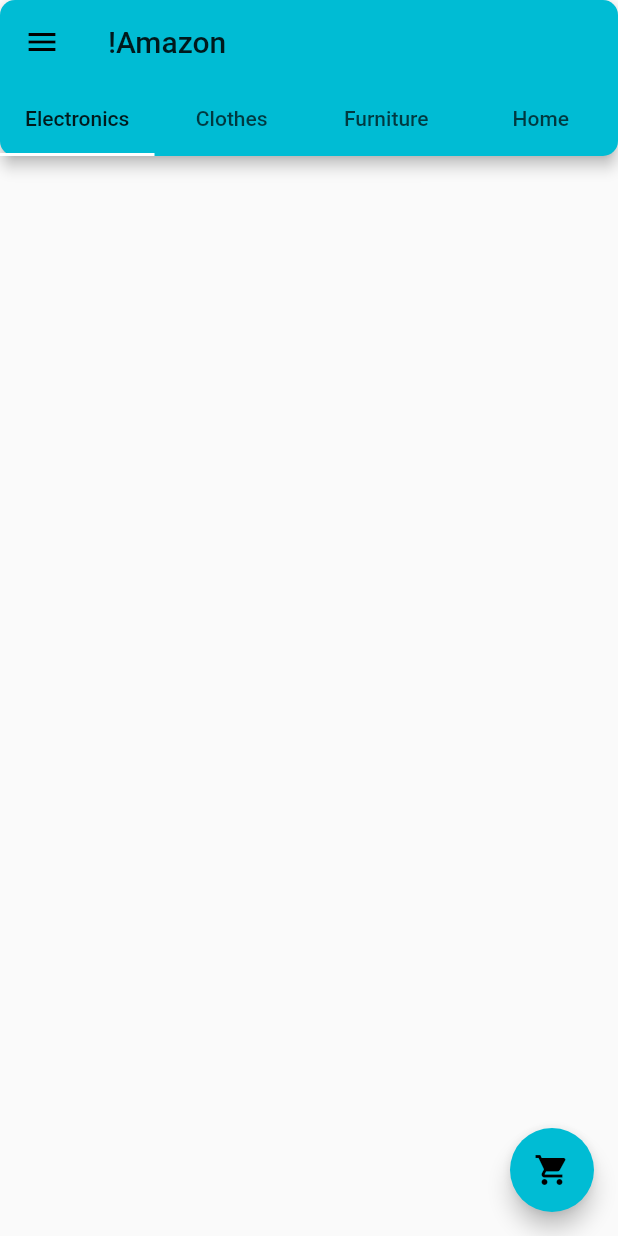
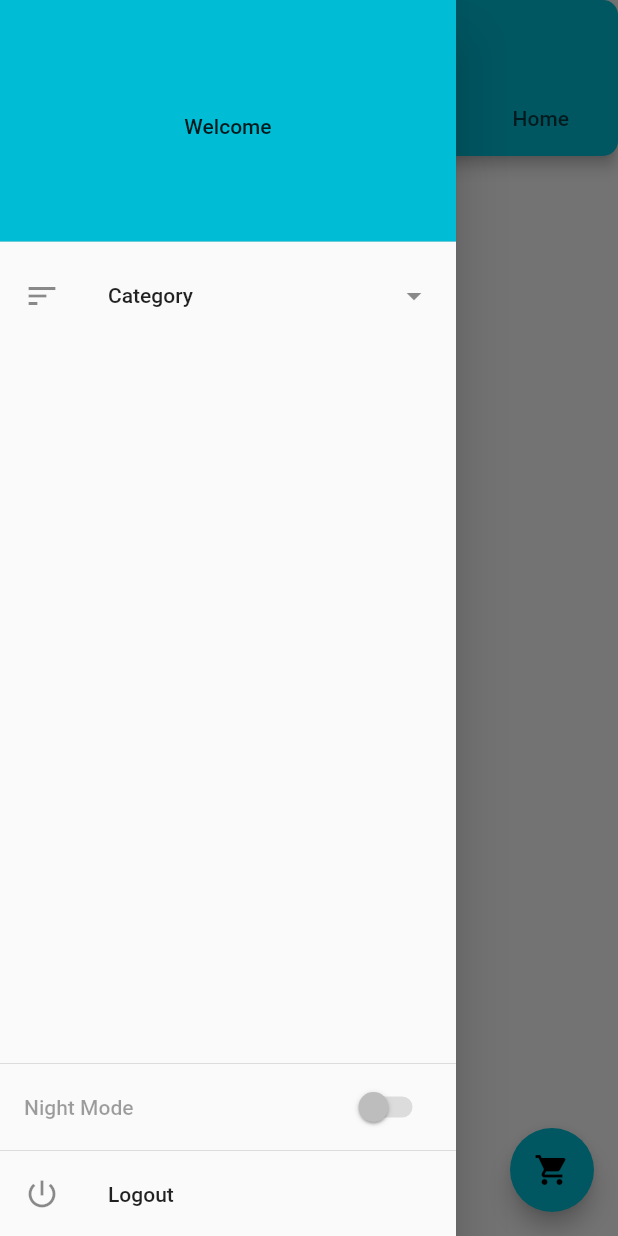
Before and after one commit to maddyb99/-Amazon, a Flutter app: the Categories screen opened directly, in the side drawer, after a tap on the "menu" icon, on a phone screen of 412 x 824 dp. Run offline on Flutter 3.47's test engine with Material 2 defaults, Android fonts, the phone set to English and light mode, and no system bars; our stand-ins replace cached_network_image, cloud_firestore, firebase_auth, google_sign_in; accounts and stored records are empty.

Commit message:
signup and universal appdrawer working logout still not working

```diff
--- a/lib/Drawer.dart
+++ b/lib/Drawer.dart
@@ -2,13 +2,76 @@ import 'package:firebase_auth/firebase_auth.dart';
 import 'package:flutter/material.dart';
 
 class DrawDrawer extends StatelessWidget {
-  DrawDrawer({this.user});
+  final FirebaseUser user;
 
-  FirebaseUser user;
+  DrawDrawer({Key key, this.user});
 
   @override
   Widget build(BuildContext context) {
+    return new DrawDrawerPage(user: user);
+  }
+}
+
+class DrawDrawerPage extends StatefulWidget {
+  DrawDrawerPage({Key key, this.user}) :super(key: key);
+
+  final FirebaseUser user;
+
+  @override
+  _DrawDrawerState createState() => new _DrawDrawerState();
+}
+
+class _DrawDrawerState extends State<DrawDrawerPage> {
+  @override
+  Widget build(BuildContext context) {
     return new Drawer(
+      child: Column(
+        children: <Widget>[
+          Expanded(
+            child: ListView(
+              children: <Widget>[
+                DrawerHeader(
+                  child: new Center(child: new Text('Welcome')),
+                  decoration: BoxDecoration(
+                    color: Colors.cyan,
+                  ),
+                ),
+                ListTile(
+                  leading: Icon(Icons.sort),
+                  title: Text('Category'),
+                  onTap: () {
+                    Navigator.pop(context);
+                    Navigator.of(context).pushNamed('/Cat');
+                  },
+                  trailing: Icon(Icons.arrow_drop_down),
+                ),
+              ],
+            ),
+          ),
+
+          Divider(height: 2.0,),
+          SwitchListTile(
+            value: false,
+            title: Text('Night Mode'),
+            onChanged: null,
+          ),
+          Divider(height: 2.0,),
+          ListTile(
+            leading: Icon(Icons.power_settings_new),
+            title: Text('Logout'),
+            onTap: () async {
+              await FirebaseAuth.instance.signOut();
+              Navigator.of(context).pushReplacementNamed('/Login');
+            },
+          ),
+        ],
+      ),
+    );
+  }
+}
+
+/*
+new Drawer(
       child: Column(
         children: <Widget>[
           Expanded(
@@ -35,7 +98,23 @@ class DrawDrawer extends StatelessWidget {
           Container(
             child: Align(
               alignment: FractionalOffset.bottomLeft,
-              child: ListTile(
+              child: Column(
+                children: <Widget>[
+                  Divider(height: 2.0, ),
+                  Row(
+                    children: <Widget>[
+                      Text('Night Mode'),
+                      Align(
+                        alignment: FractionalOffset.centerRight,
+                        child: SwitchListTile(
+                          value: false,
+                          title: Text('Night Mode'),
+                          onChanged: null,
+                        ),
+                      )
+                    ],
+                  ),
+                  ListTile(
                     leading: Icon(Icons.power_settings_new),
                     title: Text('Logout'),
                     onTap: () async {
@@ -43,10 +122,11 @@ class DrawDrawer extends StatelessWidget {
                       Navigator.of(context).pushReplacementNamed('/Login');
                     },
                   ),
+                ],
+              ),
             ),
           )
         ],
       ),
     );
-  }
-}
+ */
--- a/lib/Screens/Home.dart
+++ b/lib/Screens/Home.dart
@@ -3,7 +3,7 @@ import 'package:firebase_auth/firebase_auth.dart';
 import 'package:flutter/material.dart';
 
 class Hme extends StatelessWidget {
-  FirebaseUser user;
+  final FirebaseUser user;
 
   Hme({this.user});
 
--- a/lib/main.dart
+++ b/lib/main.dart
@@ -2,6 +2,7 @@ import 'package:Not_Amazon/Screens/Categories.dart';
 import 'package:Not_Amazon/Screens/Home.dart';
 import 'package:Not_Amazon/Screens/ItemList.dart';
 import 'package:Not_Amazon/Screens/Login.dart';
+import 'package:Not_Amazon/Screens/SignUp.dart';
 import 'package:Not_Amazon/Screens/Splash.dart';
 import 'package:flutter/material.dart';
 
@@ -19,6 +20,7 @@ class MyApp extends StatelessWidget {
         '/Home':(BuildContext context) => new Hme(),
         '/Items':(BuildContext context) => new Items(cat: "demo"),
         '/Cat': (BuildContext context) => new Category(),
+        '/SignUp': (BuildContext context) => new SignUp(),
       },
       theme: new ThemeData(
         brightness: Brightness.light,
--- a/pubspec.yaml
+++ b/pubspec.yaml
@@ -20,6 +20,7 @@ dependencies:
   firebase_auth: ^0.8.4+2
   google_sign_in: ^4.0.1+3
   cloud_firestore: ^0.9.13+1
+  cached_network_image: any
 
   # The following adds the Cupertino Icons font to your application.
   # Use with the CupertinoIcons class for iOS style icons.
```
Also changed, not shown: lib/Screens/Categories.dart (+10 -25 lines), lib/Screens/SignUp.dart (added, +192 -0 lines), lib/Global.dart (added), pubspec.lock, 1 other file. Lines whose indentation alone changed are shown as unchanged.
